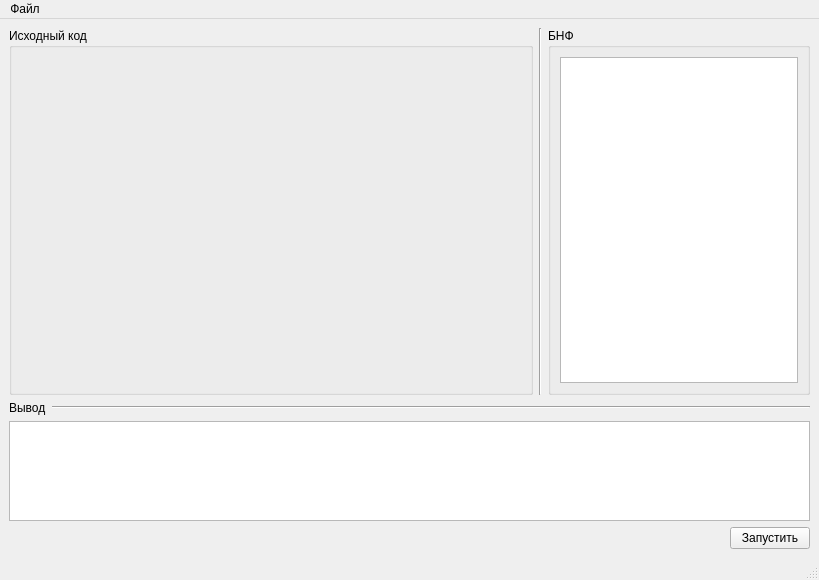
Before: the Qt Designer form mainwindow.ui in shmitkokirill/TranslatorGUI, drawn with Qt 5.
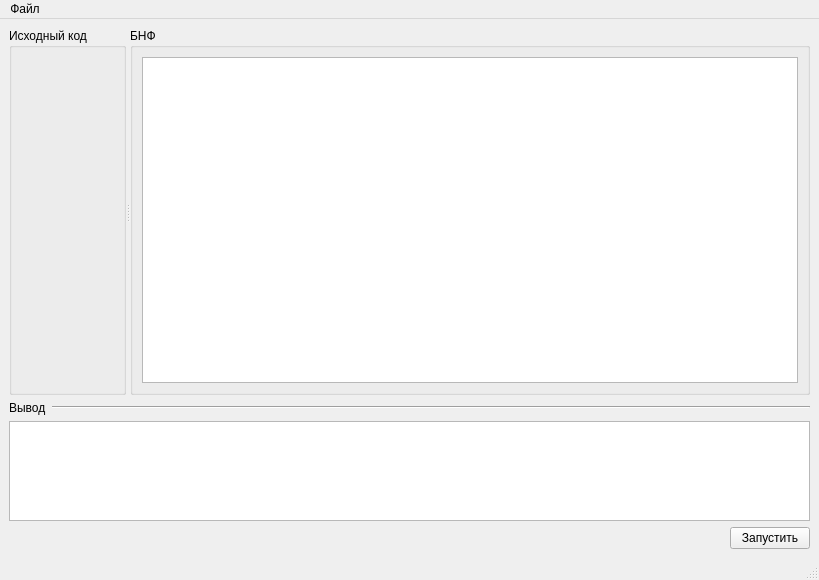
After: the same form once the commit is applied.

Patch:
```diff
--- a/mainwindow.ui
+++ b/mainwindow.ui
@@ -16,8 +16,16 @@
   <widget class="QWidget" name="centralwidget">
    <layout class="QVBoxLayout" name="verticalLayout_3">
     <item>
-     <layout class="QHBoxLayout" name="horizontalLayout">
-      <item>
+     <widget class="QSplitter" name="splitter">
+      <property name="sizePolicy">
+       <sizepolicy hsizetype="Expanding" vsizetype="Minimum">
+        <horstretch>0</horstretch>
+        <verstretch>15</verstretch>
+       </sizepolicy>
+      </property>
+      <property name="orientation">
+       <enum>Qt::Horizontal</enum>
+      </property>
        <widget class="QGroupBox" name="srcCodeGroup">
         <property name="sizePolicy">
          <sizepolicy hsizetype="Preferred" vsizetype="Preferred">
@@ -30,15 +38,6 @@
         </property>
         <layout class="QVBoxLayout" name="verticalLayout"/>
        </widget>
-      </item>
-      <item>
-       <widget class="Line" name="line">
-        <property name="orientation">
-         <enum>Qt::Vertical</enum>
-        </property>
-       </widget>
-      </item>
-      <item>
        <widget class="QGroupBox" name="groupBox_2">
         <property name="sizePolicy">
          <sizepolicy hsizetype="Preferred" vsizetype="Preferred">
@@ -55,8 +54,7 @@
          </item>
         </layout>
        </widget>
-      </item>
-     </layout>
+     </widget>
     </item>
     <item>
      <layout class="QHBoxLayout" name="horizontalLayout_2">
```
Left out of the diff: 5 changed lines with no effect on the pictures. Lines whose indentation alone changed are shown as unchanged.
